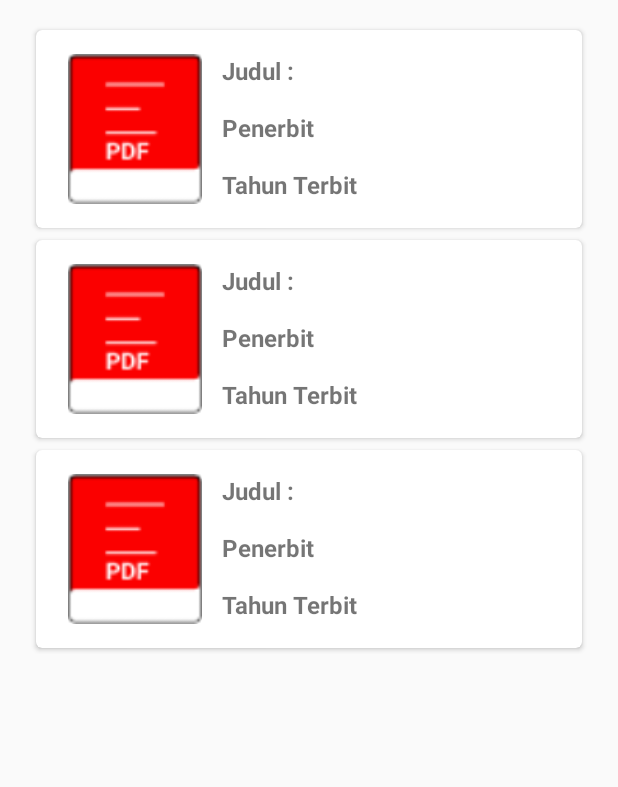
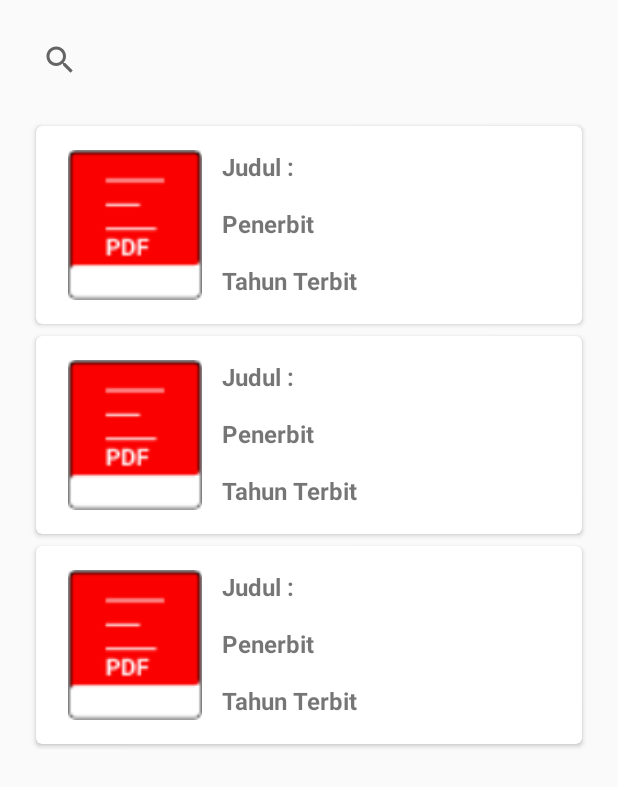
Before and after one commit to dominikusvieri/androidPharos, an Android app: the layout fragment_list_jurnal.xml on its own in the app's theme, with its tools: preview values and no code run, on a phone screen of 412 x 824 dp. Shown: the top 787 px of the screen. Run offline under Robolectric (Android 15) with nearby library versions, the phone set to English and light mode, and no system bars.

Commit message:
Search View (BLM FIX)

```diff
--- a/app/src/main/res/layout/fragment_list_jurnal.xml
+++ b/app/src/main/res/layout/fragment_list_jurnal.xml
@@ -6,9 +6,8 @@
     android:layout_height="match_parent"
     tools:context=".fragment.ListJurnalFragment">
 
-    <androidx.recyclerview.widget.RecyclerView
-        android:id="@+id/rv_jurnal"
-        tools:listitem="@layout/card_list_jurnal"
+    <SearchView
+        android:id="@+id/sv_jurnal"
         android:layout_width="match_parent"
         android:layout_height="wrap_content"
         android:layout_margin="16dp"
@@ -16,4 +15,12 @@
         app:layout_constraintStart_toStartOf="parent"
         app:layout_constraintTop_toTopOf="parent" />
 
+    <androidx.recyclerview.widget.RecyclerView
+        android:id="@+id/rv_jurnal"
+        android:layout_width="match_parent"
+        android:layout_height="wrap_content"
+        android:layout_margin="16dp"
+        app:layout_constraintTop_toBottomOf="@+id/sv_jurnal"
+        tools:listitem="@layout/card_list_jurnal" />
+
 </androidx.constraintlayout.widget.ConstraintLayout>
```
Also changed, not shown: app/src/main/java/com/smartdev/ejurnal/fragment/ListJurnalFragment.kt (+45 -0 lines).
